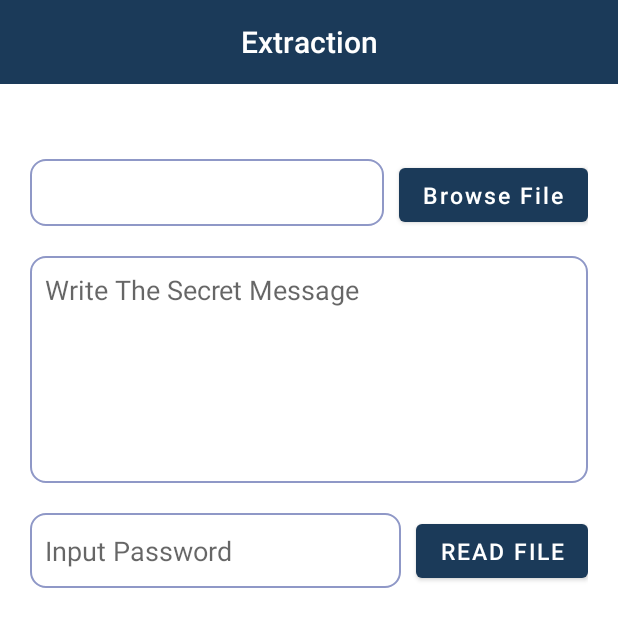
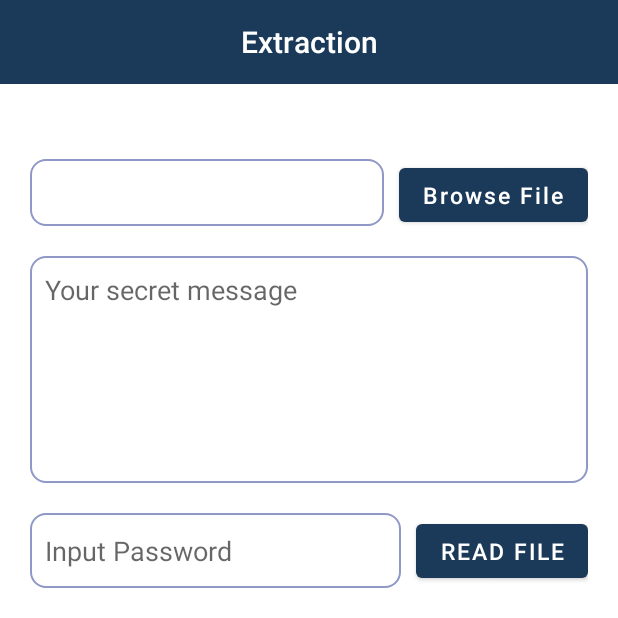
Before and after one commit to gentaprima/stegano-app, an Android app: the ExtractionActivity screen opened directly, with no data from a screen before it, on a phone screen of 412 x 824 dp, the top half of it. Run offline under Robolectric (Android 15) with nearby library versions, the phone set to English and light mode, and no system bars.

Commit message:
your secret message hint

```diff
--- a/app/src/main/res/layout/activity_extraction.xml
+++ b/app/src/main/res/layout/activity_extraction.xml
@@ -53,7 +53,7 @@
                 android:layout_marginTop="20dp"
                 android:background="@drawable/border_input"
                 android:gravity="start"
-                android:hint="@string/hint_secret_message"
+                android:hint="Your secret message"
                 android:inputType="textMultiLine"
                 android:lines="8"
                 android:maxLines="10"
```
